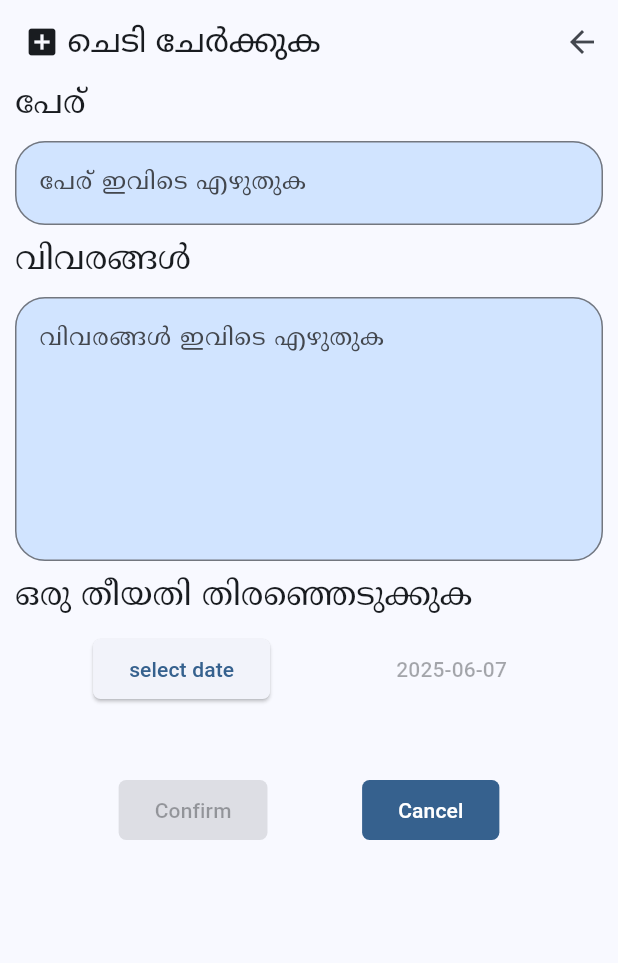
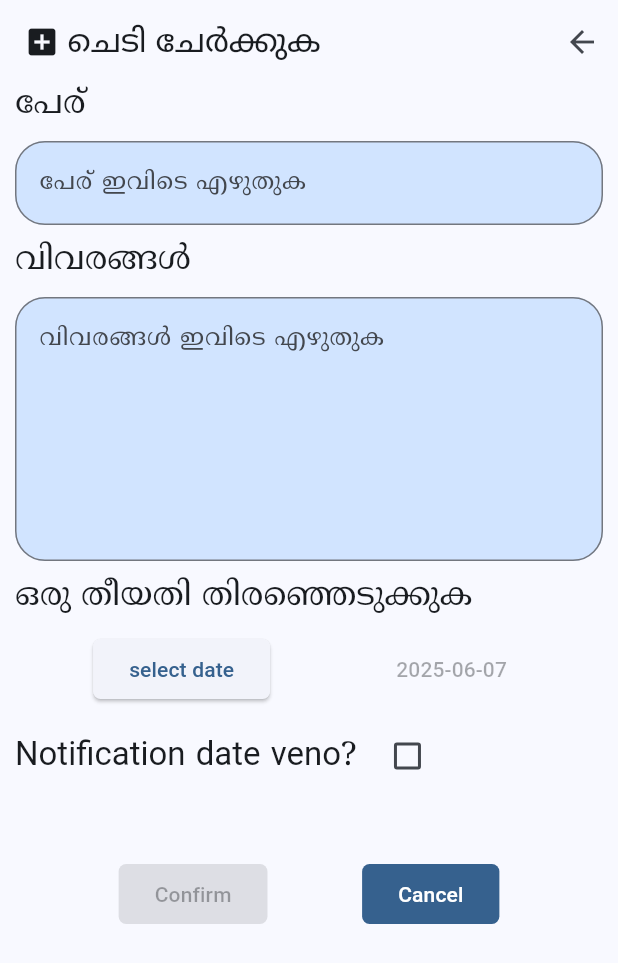
Before and after one commit to ryanromeodev/Plant-App, a Flutter app: the Addplant screen opened directly, on a phone screen of 412 x 824 dp. Shown: the top 963 px of the screen. Run offline on Flutter 3.47's test engine with Material 3 defaults, Android fonts, the phone set to English and light mode, and no system bars; our stand-ins replace file_picker, flutter_local_notifications, google_fonts, permission_handler, timezone.

Commit message:
added animation questionaire

```diff
--- a/lib/Pages/addpage.dart
+++ b/lib/Pages/addpage.dart
@@ -16,7 +16,8 @@ class _AddplantState extends State<Addplant> {
   final detailsController = TextEditingController();
   String name = "",
       details = "",
-      date = DateTime.now().toString().substring(0, 10);
+      date = DateTime.now().toString().substring(0, 10),
+      note = "";
 
   @override
   void dispose() {
@@ -26,6 +27,7 @@ class _AddplantState extends State<Addplant> {
     super.dispose();
   }
 
+  bool isChecked = false;
   @override
   Widget build(BuildContext context) {
     return PopScope(
@@ -133,7 +135,29 @@ class _AddplantState extends State<Addplant> {
                   ),
                 ],
               ),
-              SizedBox(height: 20),
+              Row(
+                children: [
+                  PlantListHeading(todisplay: "Notification date veno?"),
+                  Checkbox(
+                    value: isChecked,
+                    onChanged: (bool? value) {
+                      setState(() {
+                        isChecked = !isChecked;
+                      });
+                    },
+                  ),
+                ],
+              ),
+              AnimatedCrossFade(
+                firstChild: notificationBody(context),
+                secondChild: PlantListHeading(todisplay: ""),
+                crossFadeState:
+                    isChecked
+                        ? CrossFadeState.showFirst
+                        : CrossFadeState.showSecond,
+                duration: Duration(milliseconds: 200),
+              ),
+              //TODO: maybe a devider
               Container(
                 margin: EdgeInsets.all(16),
                 child: Row(
@@ -187,6 +211,29 @@ class _AddplantState extends State<Addplant> {
     );
   }
 
+  Row notificationBody(BuildContext context) {
+    return Row(
+      mainAxisAlignment: MainAxisAlignment.spaceEvenly,
+      children: [
+        Container(
+          margin: EdgeInsets.all(10.0),
+          alignment: Alignment.centerLeft,
+          decoration: BoxDecoration(borderRadius: BorderRadius.circular(20.0)),
+          child: ElevatedButton(
+            onPressed: () => selectDate(context),
+            child: Text("select date"),
+          ),
+        ),
+        Container(
+          margin: EdgeInsets.all(10.0),
+          alignment: Alignment.centerRight,
+          decoration: BoxDecoration(borderRadius: BorderRadius.circular(20.0)),
+          child: TextButton(onPressed: null, child: Text(date)),
+        ),
+      ],
+    );
+  }
+
   void selectDate(BuildContext context) async {
     DateTime? newSelectedDate = await showDatePicker(
       context: context,
```
